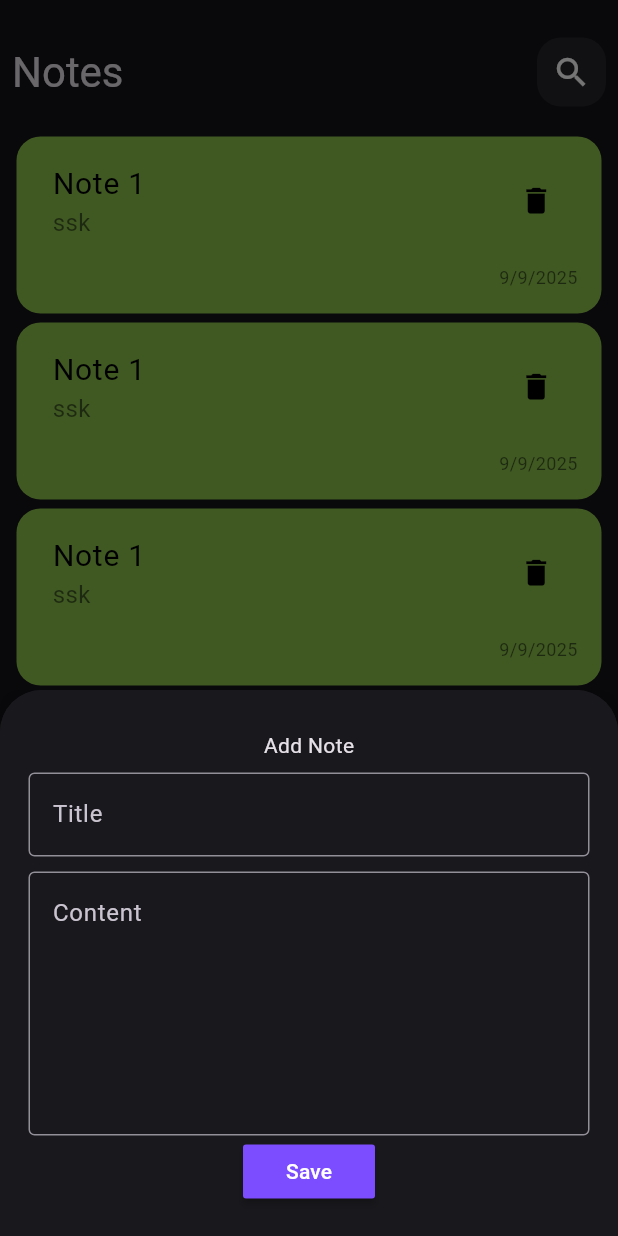
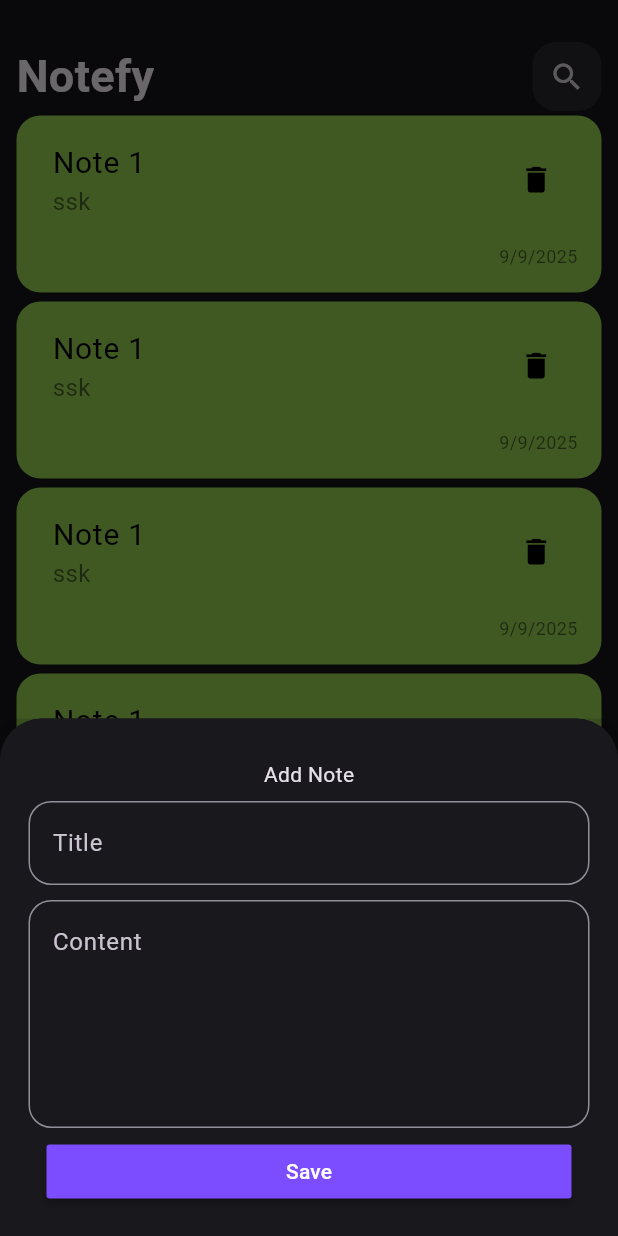
Before and after one commit to mariooom/Notefy, a Flutter app: the screen it shows after launch, after a tap on the "add" icon, on a phone screen of 412 x 824 dp. Run offline on Flutter 3.47's test engine with Material 3 defaults, Android fonts, the phone set to English and light mode, and no system bars; Roboto replaces fonts that are missing (Merienda).

Commit message:
add edit note view

```diff
--- a/lib/presentation/views/home_view.dart
+++ b/lib/presentation/views/home_view.dart
@@ -17,7 +17,10 @@ class _HomeViewState extends State<HomeView> {
       body: Padding(
         padding: const EdgeInsets.all(8.0),
         child: Column(children: [
-          CustomAppbar(),
+          CustomAppbar(
+            title: 'Notefy',
+            iconData: Icons.search,
+          ),
           NotesViewBody(),
         ]),
       ),
@@ -29,7 +32,7 @@ class _HomeViewState extends State<HomeView> {
           showModalBottomSheet(
               context: context,
               builder: (context) {
-              return  CustomBottomSheet();
+                return CustomBottomSheet();
               });
         },
         child: Icon(Icons.add),
--- a/lib/presentation/widgets/bottom_sheet.dart
+++ b/lib/presentation/widgets/bottom_sheet.dart
@@ -1,5 +1,6 @@
 import 'package:flutter/material.dart';
 import 'package:notesapp/constants.dart';
+import 'package:notesapp/presentation/widgets/custom_textfield.dart';
 
 class CustomBottomSheet extends StatelessWidget {
   const CustomBottomSheet({
@@ -26,31 +27,24 @@ class CustomBottomSheet extends StatelessWidget {
                   padding: const EdgeInsets.all(8.0),
                   child: const Text('Add Note'),
                 ),
-                TextField(
-                  cursorColor: kPrimaryColor,
+                CustomTextfield(
+                  hint: 'Title',
                   maxLines: 1,
-                  decoration: const InputDecoration(
-                      hintText: 'Title',
-                      border: OutlineInputBorder(
-                          borderSide: BorderSide(color: kPrimaryColor))),
                 ),
                 SizedBox(height: 10),
-                TextField(
-                  autocorrect: true,
-                  //expands: true,
-                  maxLines: 6,
-                  cursorColor: kPrimaryColor,
-                  decoration: const InputDecoration(
-                      focusColor: kPrimaryColor,
-                      hintText: 'Content',
-                      border: OutlineInputBorder()),
+                CustomTextfield(
+                  hint: 'Content',
+                  maxLines: 5,
+                ),
+                SizedBox(
+                  height: 5,
                 ),
                 MaterialButton(
                     color: kPrimaryColor,
                     onPressed: () {
-
                       Navigator.pop(context);
                     },
+                    minWidth: 350,
                     child: const Text('Save')),
               ]),
             ),
--- a/lib/presentation/widgets/custom_appbar.dart
+++ b/lib/presentation/widgets/custom_appbar.dart
@@ -1,40 +1,29 @@
 import 'package:flutter/material.dart';
+import 'package:notesapp/presentation/widgets/custom_icon.dart';
 
 class CustomAppbar extends StatelessWidget {
-  const CustomAppbar({super.key});
+  const CustomAppbar({
+    super.key,
+    required this.title,
+    required this.iconData,
+  });
+  final String title;
+  final IconData iconData;
 
   @override
   Widget build(BuildContext context) {
-    return Row(
-      children: [
-        SizedBox(
-          height: 80,
-        ),
-        Text(
-          'Notes',
-          style: Theme.of(context).textTheme.headlineMedium,
-        ),
-        const Spacer(),
-        Container(
-          height: 46,
-          width: 46,
-          decoration: BoxDecoration(
-            // ignore: deprecated_member_use
-            color: Colors.white.withOpacity(0.07),
-            borderRadius: BorderRadius.circular(16),
+    return Padding(
+      padding: const EdgeInsets.fromLTRB(3.0, 20, 3, 0),
+      child: Row(
+        children: [
+          Text(
+            title,
+            style: TextStyle(fontSize: 30, fontWeight: FontWeight.bold),
           ),
-          child: Center(
-            child: IconButton(
-              onPressed: () {},
-              icon: const Icon(
-                Icons.search,
-                size: 26,
-                color: Colors.white,
-              ),
-            ),
-          ),
-        )
-      ],
+          const Spacer(),
+          CustomIcon(iconData: iconData)
+        ],
+      ),
     );
   }
 }
--- /dev/null
+++ b/lib/presentation/widgets/custom_icon.dart
@@ -0,0 +1,25 @@
+import 'package:flutter/material.dart';
+
+class CustomIcon extends StatelessWidget {
+  const CustomIcon({super.key, required this.iconData});
+  final IconData iconData;
+
+  @override
+  Widget build(BuildContext context) {
+    return Container(
+      height: 46,
+      width: 46,
+      decoration: BoxDecoration(
+        // ignore: deprecated_member_use
+        color: Colors.white.withOpacity(0.07),
+        borderRadius: BorderRadius.circular(16),
+      ),
+      child: Center(
+        child: IconButton(
+          onPressed: () {},
+          icon: Icon(iconData),
+        ),
+      ),
+    );
+  }
+}
--- a/lib/presentation/widgets/note_item.dart
+++ b/lib/presentation/widgets/note_item.dart
@@ -1,11 +1,18 @@
 import 'package:flutter/material.dart';
+import 'package:notesapp/presentation/views/edit_note_view.dart';
 
 class NoteItem extends StatelessWidget {
   const NoteItem({super.key});
 
   @override
   Widget build(BuildContext context) {
-    return Container(
+    return GestureDetector(
+      onTap: () {
+        Navigator.push(context, MaterialPageRoute(builder: (context) {
+          return EditNoteView();
+        }));
+      },
+      child: Container(
         padding: const EdgeInsets.all(8.0),
         decoration: BoxDecoration(
           color: Colors.lightGreen,
@@ -40,6 +47,7 @@ class NoteItem extends StatelessWidget {
             )
           ],
         ),
+      ),
     );
   }
 }
```
Also changed, not shown: lib/presentation/views/edit_note_view.dart (added, +13 -0 lines), lib/presentation/widgets/custom_textfield.dart (+11 -19 lines), lib/presentation/widgets/edit_view_body.dart (added, +30 -0 lines). Lines whose indentation alone changed are shown as unchanged.
